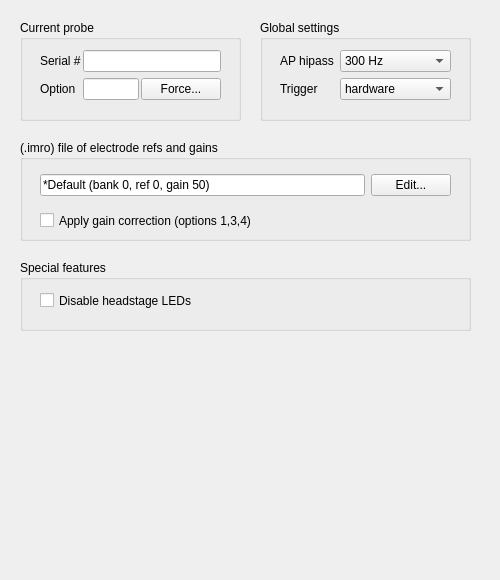
billkarsh/SpikeGLX, file Forms/IMCfgTab.ui: the form before one commit.
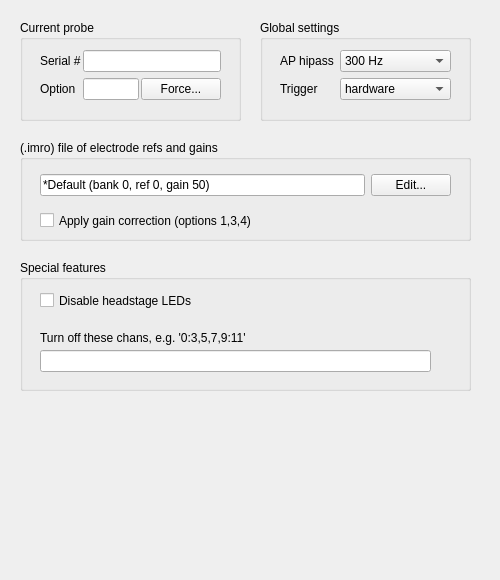
The form after the commit.

Commit message: Imec internal refs: UI to turn off option 3 chans

Diff of the .ui file:
```diff
--- a/Forms/IMCfgTab.ui
+++ b/Forms/IMCfgTab.ui
@@ -248,7 +248,7 @@
      <x>20</x>
      <y>260</y>
      <width>451</width>
-     <height>71</height>
+     <height>131</height>
     </rect>
    </property>
    <property name="title">
@@ -270,6 +270,41 @@
      <string>Disable headstage LEDs</string>
     </property>
    </widget>
+   <widget class="QLineEdit" name="stdbyLE">
+    <property name="geometry">
+     <rect>
+      <x>20</x>
+      <y>90</y>
+      <width>391</width>
+      <height>22</height>
+     </rect>
+    </property>
+    <property name="minimumSize">
+     <size>
+      <width>0</width>
+      <height>22</height>
+     </size>
+    </property>
+    <property name="text">
+     <string/>
+    </property>
+   </widget>
+   <widget class="QLabel" name="label_5">
+    <property name="geometry">
+     <rect>
+      <x>20</x>
+      <y>70</y>
+      <width>391</width>
+      <height>16</height>
+     </rect>
+    </property>
+    <property name="toolTip">
+     <string>Defeat option 3 oscillations when using internal refs by turning off 10% of the channels</string>
+    </property>
+    <property name="text">
+     <string>Turn off these chans, e.g. '0:3,5,7,9:11'</string>
+    </property>
+   </widget>
   </widget>
  </widget>
  <tabstops>
```
The commit also changes 14 other files.
